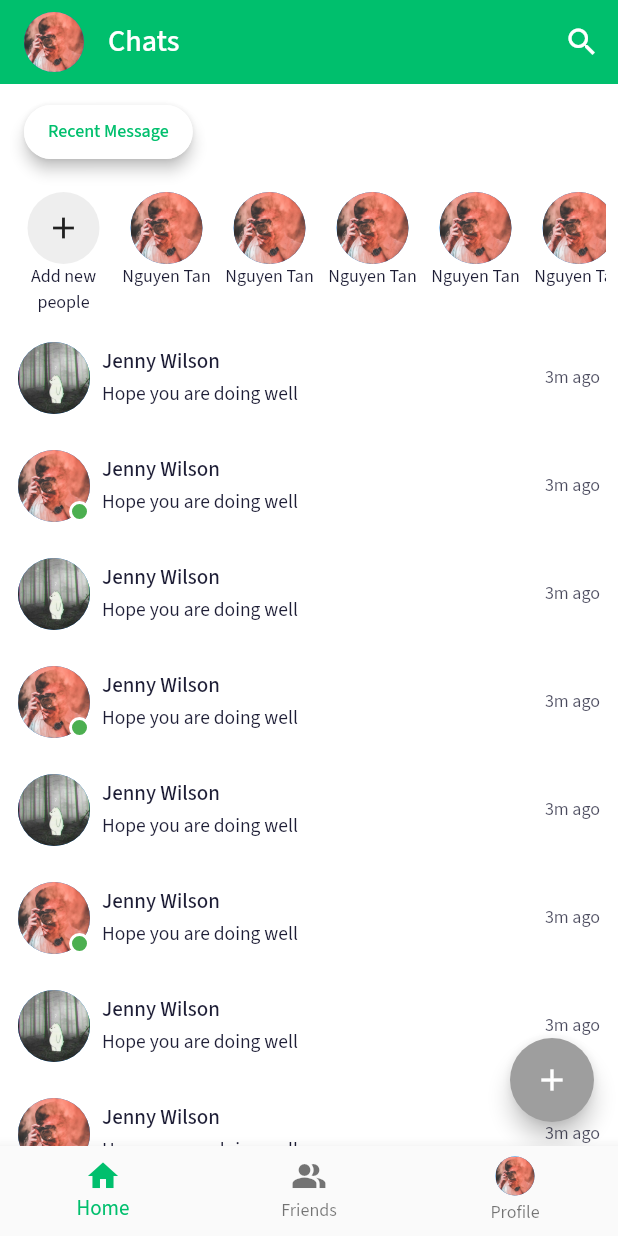
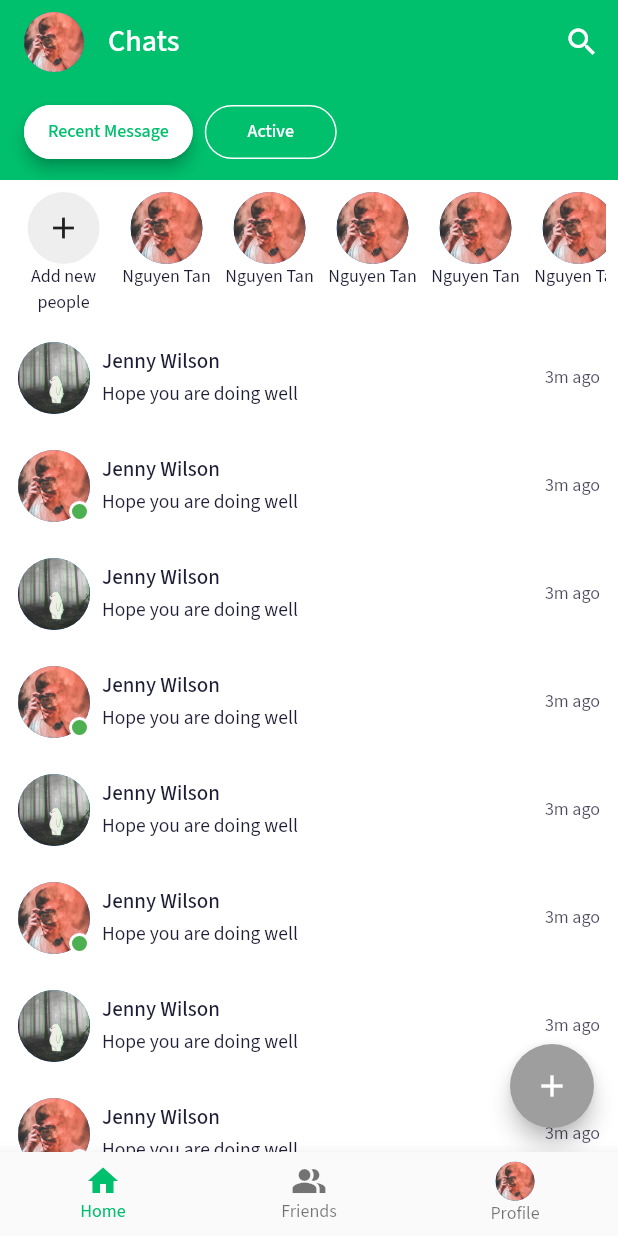
Before and after one commit to nguyentan2808/flutter-messenger-app, a Flutter app: the screen it shows after launch, after a tap on "Login", on a phone screen of 412 x 824 dp. Run offline on Flutter 3.47's test engine with Material 2 defaults, Android fonts, the phone set to English and light mode, and no system bars; our stand-ins replace device_preview, flutter_svg, get, get_storage, google_fonts, image_picker; missing offline and left inert: custom_pop_up_menu.

Commit message:
feat: splash screen

```diff
--- a/lib/main.dart
+++ b/lib/main.dart
@@ -2,7 +2,7 @@ import 'package:device_preview/device_preview.dart';
 import 'package:flutter/material.dart';
 import 'package:get/get.dart';
 import 'package:get_storage/get_storage.dart';
-import 'package:lab6/screens/login_screen.dart';
+import 'package:lab6/screens/splash/splash.dart';
 import 'package:lab6/services/theme_service.dart';
 import 'package:lab6/theme.dart';
 
@@ -31,7 +31,7 @@ class MyApp extends StatelessWidget {
         darkTheme: darkThemeData(context),
         title: 'Telegram',
         builder: DevicePreview.appBuilder,
-        home: const LoginScreen(),
+        home: const SplashScreen(),
         translations: I18nService(),
         locale: I18nService().locale,
         fallbackLocale: I18nService.fallbackLocale,
--- a/lib/screens/conversations/components/app_bar.dart
+++ b/lib/screens/conversations/components/app_bar.dart
@@ -1,4 +1,5 @@
 import 'package:flutter/material.dart';
+import 'package:get/get.dart';
 import 'package:lab6/constant.dart';
 
 import '../../../components/filled_outline_button.dart';
@@ -13,7 +14,9 @@ class CustomAppBar extends StatelessWidget {
     return Container(
       padding: const EdgeInsets.symmetric(
           horizontal: kDefaultPadding, vertical: kDefaultPadding / 2),
-      color: Theme.of(context).scaffoldBackgroundColor,
+      color: Get.isDarkMode
+          ? Theme.of(context).scaffoldBackgroundColor
+          : Theme.of(context).primaryColor,
       child: Row(children: [
         FillOutlineButton(press: () {}, text: "Recent Message"),
         const SizedBox(width: 8),
--- a/lib/screens/home/components/bottom_navigation.dart
+++ b/lib/screens/home/components/bottom_navigation.dart
@@ -11,8 +11,7 @@ class BottomNavigation extends StatelessWidget {
   @override
   Widget build(BuildContext context) {
     return BottomNavigationBar(
-      type: BottomNavigationBarType.fixed,
-      // showUnselectedLabels: false,
+      selectedFontSize: 12,
       selectedItemColor: Theme.of(context).primaryColor,
       currentIndex: selectedIndex,
       onTap: handleChangeIndex,
--- a/lib/screens/home/home_screen.dart
+++ b/lib/screens/home/home_screen.dart
@@ -1,7 +1,7 @@
 import 'package:flutter/material.dart';
 import 'package:lab6/constant.dart';
 
-import '../Setting/setting_screen.dart';
+import '../setting/setting_screen.dart';
 import '../conversations/conversations.dart';
 import 'components/bottom_navigation.dart';
 
--- /dev/null
+++ b/lib/screens/splash/splash.dart
@@ -0,0 +1,92 @@
+import 'package:flutter/material.dart';
+import 'package:get/get.dart';
+import 'package:lab6/constant.dart';
+
+import '../login_screen.dart';
+
+class SplashScreen extends StatefulWidget {
+  const SplashScreen({Key? key}) : super(key: key);
+
+  @override
+  State<SplashScreen> createState() => _SplashScreenState();
+}
+
+class _SplashScreenState extends State<SplashScreen> {
+  bool isLoading = false;
+  @override
+  void initState() {
+    super.initState();
+
+    Future.delayed(
+      const Duration(milliseconds: 1000),
+      () => setState(() => isLoading = true),
+    );
+
+    Future.delayed(
+      const Duration(milliseconds: 2000),
+      () => Get.offAll(
+        () => const LoginScreen(),
+        transition: Transition.fadeIn,
+      ),
+    );
+  }
+
+  @override
+  Widget build(BuildContext context) {
+    debugPrint(isLoading.toString());
+    return Scaffold(
+      body: Center(
+        child: Column(
+          children: [
+            Expanded(
+              child: Column(
+                mainAxisAlignment: MainAxisAlignment.center,
+                children: [
+                  Image.asset(
+                    'assets/images/flutter_logo.png',
+                    width: Get.width / 4,
+                  ),
+                  const SizedBox(
+                    height: kDefaultPadding * 1,
+                  ),
+                  // SizedBox(
+                  //   height: 30,
+                  //   width: 30,
+                  //   child: isLoading
+                  //       ? const CircularProgressIndicator(
+                  //           strokeWidth: 3,
+                  //           color: Colors.blue,
+                  //         )
+                  //       : null,
+                  // )
+                ],
+              ),
+            ),
+            Padding(
+              padding: const EdgeInsets.symmetric(vertical: kDefaultPadding),
+              child: Column(
+                children: [
+                  Text(
+                    "from",
+                    style: TextStyle(
+                      color: Theme.of(context)
+                          .textTheme
+                          .bodyText1
+                          ?.color
+                          ?.withOpacity(0.6),
+                    ),
+                  ),
+                  const SizedBox(height: kDefaultPadding / 4),
+                  Image.asset(
+                    'assets/images/meta_logo.png',
+                    width: Get.width / 7,
+                  )
+                ],
+              ),
+            )
+          ],
+        ),
+      ),
+    );
+  }
+}
```
Also changed, not shown: assets/images/flutter_logo.png (added), assets/images/meta_logo.png (added).
